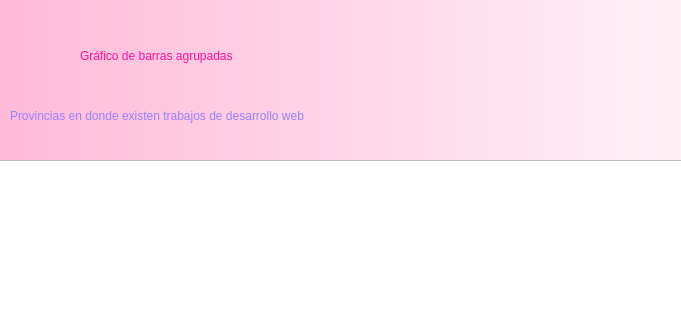
Above: ProyectoFinal/screen1.ui from gabiruca/LenguajesProgramacion before the change; both pictures show x 200 to 881 and y 0 to 320 of the 1057 by 821 pixel window. Below: the same form after it.
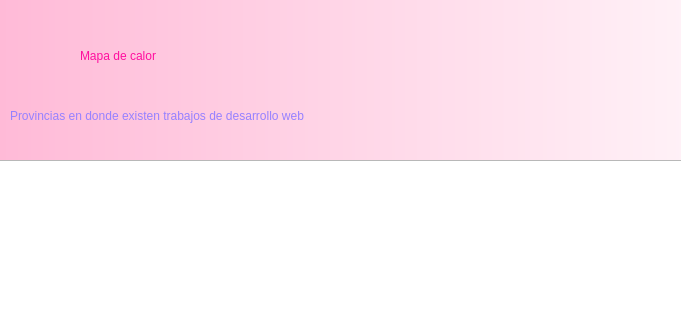
That is the form after the change.

Patch:
```diff
--- a/ProyectoFinal/screen1.ui
+++ b/ProyectoFinal/screen1.ui
@@ -46,7 +46,7 @@
 </string>
     </property>
     <property name="text">
-     <string>Gráfico de barras agrupadas</string>
+     <string>Mapa de calor</string>
     </property>
    </widget>
    <widget class="QPushButton" name="pushButton_3">
```
